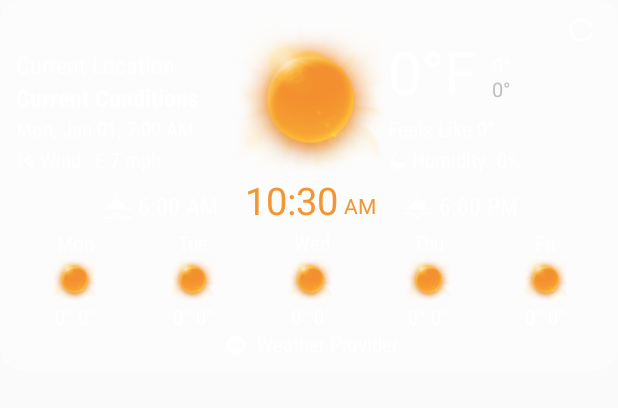
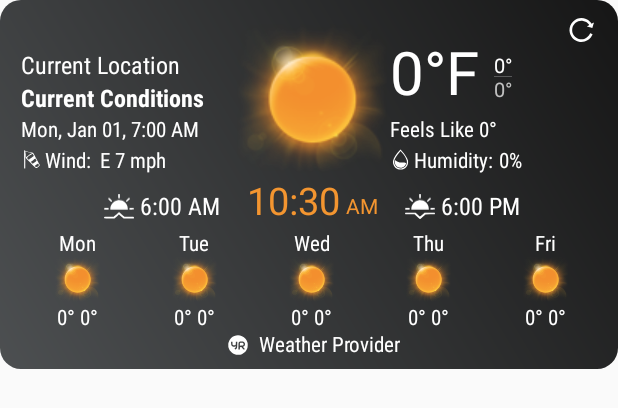
Before and after one commit to RastaProgrammer/WeatherLion-Android, an Android app: the layout wl_large_weather_widget_activity.xml on its own in the app's theme, with its tools: preview values and no code run, on a phone screen of 412 x 824 dp. Shown: the top 408 px of the screen. Run offline under Robolectric (Android 15) with nearby library versions, the phone set to English and light mode, and no system bars.

Commit message:
Minor layout fix

```diff
--- a/app/src/main/res/layout/wl_large_weather_widget_activity.xml
+++ b/app/src/main/res/layout/wl_large_weather_widget_activity.xml
@@ -9,7 +9,7 @@
         android:id="@+id/imvWidgetBackground"
         android:layout_width="fill_parent"
         android:layout_height="wrap_content"
-        android:src="@drawable/wl_frosty_bg_large"
+        android:src="@drawable/wl_lion_bg_large"
         android:contentDescription="@string/widget_background_image"
         android:adjustViewBounds="true"
         android:scaleType="fitXY"/>
@@ -23,7 +23,7 @@
         android:paddingBottom="8dip"
         android:paddingStart="10dip"
         android:paddingEnd="8dip"
-        android:layout_marginStart="2dip">
+        android:layout_marginStart="4dip">
 
         <TextView
             android:id="@+id/txvCurrentLocation"
@@ -31,6 +31,7 @@
             android:layout_height="wrap_content"
             android:layout_alignStart="@id/forecastGrid"
             android:layout_marginTop="24dip"
+            android:layout_marginStart="1dp"
             android:layout_toStartOf="@+id/imvCurrentCondition"
             android:fontFamily="sans-serif-condensed"
             android:text="@string/current_location"
```
Also changed, not shown: app/src/main/java/com/bushbungalo/weatherlion/services/WidgetUpdateService.java (+0 -9 lines).
